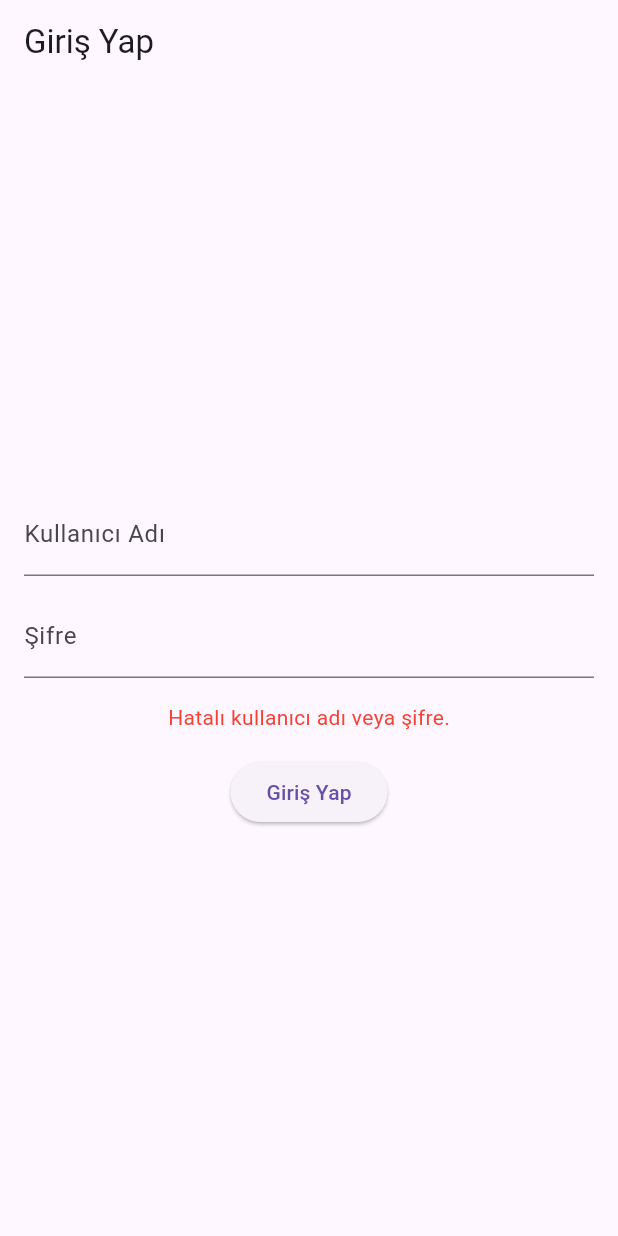
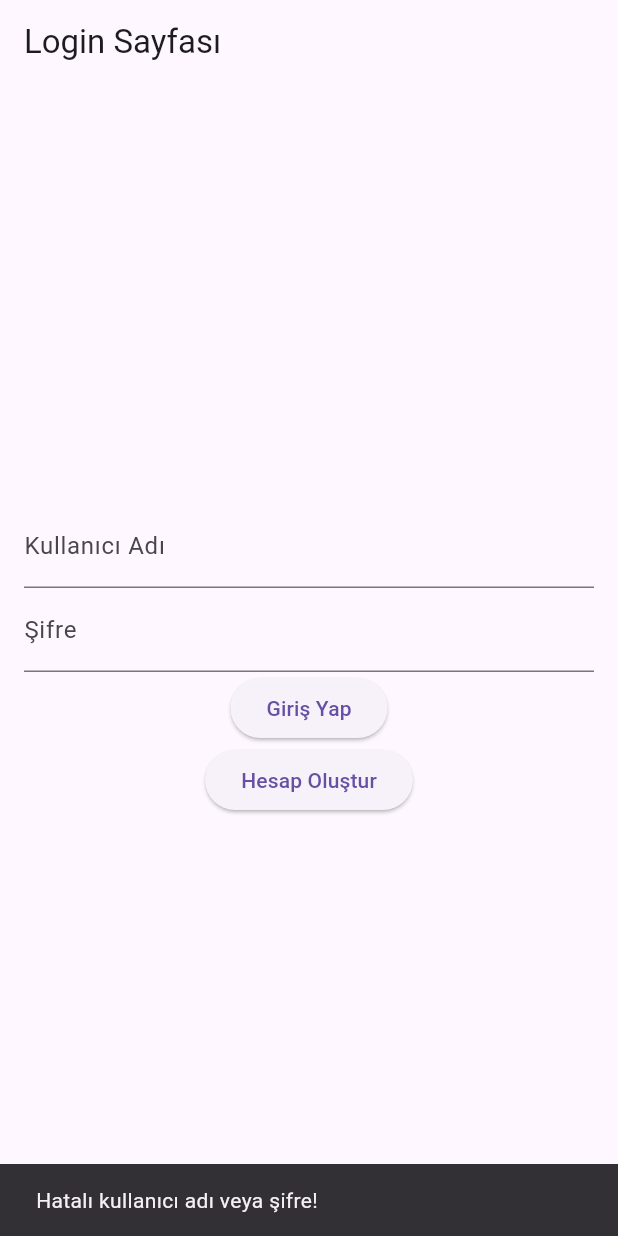
Before and after one commit to berfink0rkmaz/math_game_for_kids, a Flutter app: the screen it shows after launch, after a tap on "Giriş Yap", on a phone screen of 412 x 824 dp. Run offline on Flutter 3.47's test engine with Material 3 defaults, Android fonts, the phone set to English and light mode, and no system bars; our stand-ins replace shared_preferences; network calls fail.

Commit message:
third commit

```diff
--- a/lib/login_page.dart
+++ /dev/null
@@ -1,65 +0,0 @@
-import 'package:flutter/material.dart';
-import 'home_page.dart';
-
-class LoginPage extends StatefulWidget {
-  const LoginPage({super.key});
-
-  @override
-  State<LoginPage> createState() => _LoginPageState();
-}
-
-class _LoginPageState extends State<LoginPage> {
-  final TextEditingController _usernameController = TextEditingController();
-  final TextEditingController _passwordController = TextEditingController();
-
-  String errorMessage = '';
-
-  void _handleLogin() {
-    final username = _usernameController.text.trim();
-    final password = _passwordController.text;
-
-    if (username == 'admin' && password == '1234') {
-      Navigator.pushReplacement(
-        context,
-        MaterialPageRoute(builder: (context) => const HomePage()),
-      );
-    } else {
-      setState(() {
-        errorMessage = 'Hatalı kullanıcı adı veya şifre.';
-      });
-    }
-  }
-
-  @override
-  Widget build(BuildContext context) {
-    return Scaffold(
-      appBar: AppBar(title: const Text("Giriş Yap")),
-      body: Padding(
-        padding: const EdgeInsets.all(16.0),
-        child: Column(
-          mainAxisAlignment: MainAxisAlignment.center,
-          children: [
-            TextField(
-              controller: _usernameController,
-              decoration: const InputDecoration(labelText: 'Kullanıcı Adı'),
-            ),
-            const SizedBox(height: 12),
-            TextField(
-              controller: _passwordController,
-              obscureText: true,
-              decoration: const InputDecoration(labelText: 'Şifre'),
-            ),
-            const SizedBox(height: 16),
-            if (errorMessage.isNotEmpty)
-              Text(errorMessage, style: const TextStyle(color: Colors.red)),
-            const SizedBox(height: 16),
-            ElevatedButton(
-              onPressed: _handleLogin,
-              child: const Text("Giriş Yap"),
-            ),
-          ],
-        ),
-      ),
-    );
-  }
-}
--- a/lib/main.dart
+++ b/lib/main.dart
@@ -1,26 +1,23 @@
 import 'package:flutter/material.dart';
-import 'login_page.dart';
-import 'home_page.dart';
-import 'home_page_multipication.dart';
+import 'package:math_game_for_kids/pages/home_page.dart';
+import 'package:math_game_for_kids/pages/login_page.dart';
 
 void main() {
-  runApp(const MyApp());
+  runApp(MyApp());
 }
 
 class MyApp extends StatelessWidget {
-  const MyApp({super.key});
-
   @override
   Widget build(BuildContext context) {
     return MaterialApp(
-      debugShowCheckedModeBanner: false,
-      title: 'Math Game for Kids',
-      theme: ThemeData(primarySwatch: Colors.green),
+      title: 'Math Game',
+      theme: ThemeData(
+        primarySwatch: Colors.green,
+      ),
       initialRoute: '/login',
       routes: {
         '/login': (context) => const LoginPage(),
         '/home': (context) => const HomePage(),
-        '/multiplication': (context) => const HomePageMul(),
       },
     );
   }
--- a/lib/home_page.dart
+++ b/lib/pages/home_page.dart
@@ -1,8 +1,9 @@
 import 'dart:math';
 import 'package:flutter/material.dart';
 import 'package:math_game_for_kids/util/my_button.dart';
-import 'const.dart';
-import 'custom_drawer.dart';
+
+import '../const.dart';
+import '../custom_drawer.dart';
 
 class HomePage extends StatefulWidget {
   const HomePage({super.key});
--- a/lib/home_page_multipication.dart
+++ b/lib/pages/home_page_multipication.dart
@@ -1,7 +1,7 @@
 import 'dart:math';
 import 'package:flutter/material.dart';
 import 'package:math_game_for_kids/util/my_button.dart';
-import 'const.dart';
+import '../const.dart';
 
 class HomePageMul  extends StatefulWidget {
   const HomePageMul ({super.key});
--- /dev/null
+++ b/lib/pages/login_page.dart
@@ -0,0 +1,74 @@
+import 'package:flutter/material.dart';
+import '../preferences_service.dart';
+
+class LoginPage extends StatefulWidget {
+  const LoginPage({super.key});
+  @override
+  _LoginPageState createState() => _LoginPageState();
+}
+
+class _LoginPageState extends State<LoginPage> {
+  final TextEditingController _usernameController = TextEditingController();
+  final TextEditingController _passwordController = TextEditingController();
+
+  // Kullanıcı adı ve şifre doğrulama
+  void _validateLogin() async {
+    String enteredUsername = _usernameController.text;
+    String enteredPassword = _passwordController.text;
+
+    // SharedPreferences'ten kullanıcı adı ve şifreyi kontrol et
+    bool isValid = await PreferencesService().validateCredentials(enteredUsername, enteredPassword);
+
+    if (isValid) {
+      ScaffoldMessenger.of(context).showSnackBar(SnackBar(content: Text("Giriş başarılı!")));
+      // Giriş başarılı ise anasayfaya yönlendirebilirsiniz
+      Navigator.pushReplacementNamed(context, '/home');
+    } else {
+      ScaffoldMessenger.of(context).showSnackBar(SnackBar(content: Text("Hatalı kullanıcı adı veya şifre!")));
+    }
+  }
+
+  // Hesap oluşturma
+  void _createAccount() async {
+    String enteredUsername = _usernameController.text;
+    String enteredPassword = _passwordController.text;
+
+    // Kullanıcı adı ve şifreyi kaydet
+    await PreferencesService().saveCredentials(enteredUsername, enteredPassword);
+    ScaffoldMessenger.of(context).showSnackBar(SnackBar(content: Text("Hesap oluşturuldu!")));
+  }
+
+  @override
+  Widget build(BuildContext context) {
+    return Scaffold(
+      appBar: AppBar(title: Text("Login Sayfası")),
+      body: Padding(
+        padding: EdgeInsets.all(16),
+        child: Column(
+          mainAxisAlignment: MainAxisAlignment.center,
+          children: [
+            TextField(
+              controller: _usernameController,
+              decoration: InputDecoration(labelText: "Kullanıcı Adı"),
+            ),
+            TextField(
+              controller: _passwordController,
+              obscureText: true, // Şifreyi gizler
+              decoration: InputDecoration(labelText: "Şifre"),
+            ),
+            // Giriş yap butonu
+            ElevatedButton(
+              onPressed: _validateLogin,
+              child: Text("Giriş Yap"),
+            ),
+            // Hesap oluştur butonu
+            ElevatedButton(
+              onPressed: _createAccount,
+              child: Text("Hesap Oluştur"),
+            ),
+          ],
+        ),
+      ),
+    );
+  }
+}
--- /dev/null
+++ b/lib/preferences_service.dart
@@ -0,0 +1,32 @@
+import 'package:shared_preferences/shared_preferences.dart';
+
+class PreferencesService {
+  // Kullanıcı adı ve şifreyi kaydetme
+  Future<void> saveCredentials(String username, String password) async {
+    SharedPreferences prefs = await SharedPreferences.getInstance();
+    prefs.setString('username', username);
+    prefs.setString('password', password);
+  }
+
+  // Kullanıcı adı ve şifreyi doğrulama
+  Future<bool> validateCredentials(String username, String password) async {
+    SharedPreferences prefs = await SharedPreferences.getInstance();
+    String? storedUsername = prefs.getString('username');
+    String? storedPassword = prefs.getString('password');
+
+    // Eğer kaydedilmiş bilgiler mevcutsa ve doğrulama başarılıysa true döner
+    if (storedUsername != null && storedPassword != null) {
+      return username == storedUsername && password == storedPassword;
+    }
+    return false; // Eğer bilgiler yoksa veya eşleşmiyorsa false döner
+  }
+
+  // Kullanıcı bilgilerini yükler
+  Future<Map<String, String?>> loadCredentials() async {
+    SharedPreferences prefs = await SharedPreferences.getInstance();
+    String? username = prefs.getString('username');
+    String? password = prefs.getString('password');
+
+    return {'username': username, 'password': password};
+  }
+}
--- a/pubspec.yaml
+++ b/pubspec.yaml
@@ -35,6 +35,7 @@ dependencies:
   # Use with the CupertinoIcons class for iOS style icons.
   cupertino_icons: ^1.0.8
   http: ^1.3.0
+  shared_preferences: ^2.0.15
 
 dev_dependencies:
   flutter_test:
```
Also changed, not shown: pubspec.lock, 2 other files.
